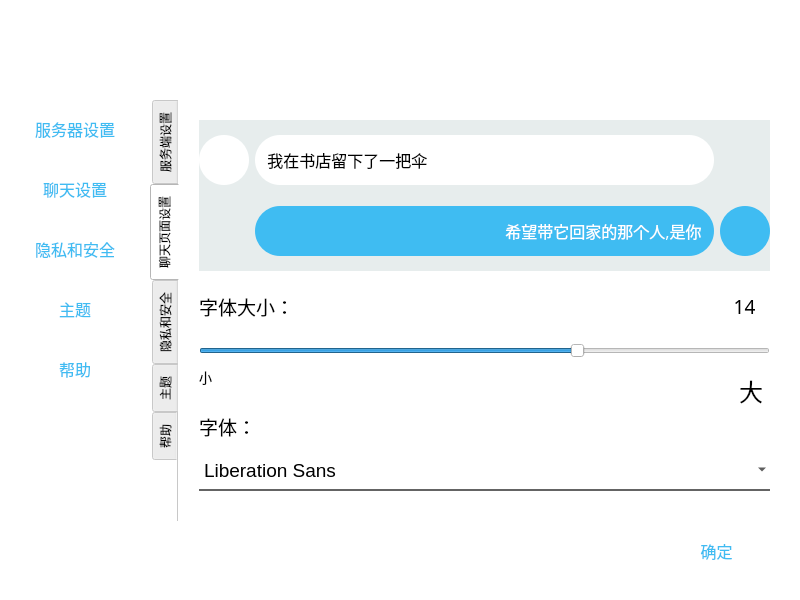
Old version of the form setting.ui in the repository StarInitial/SChat_Qt_Client.
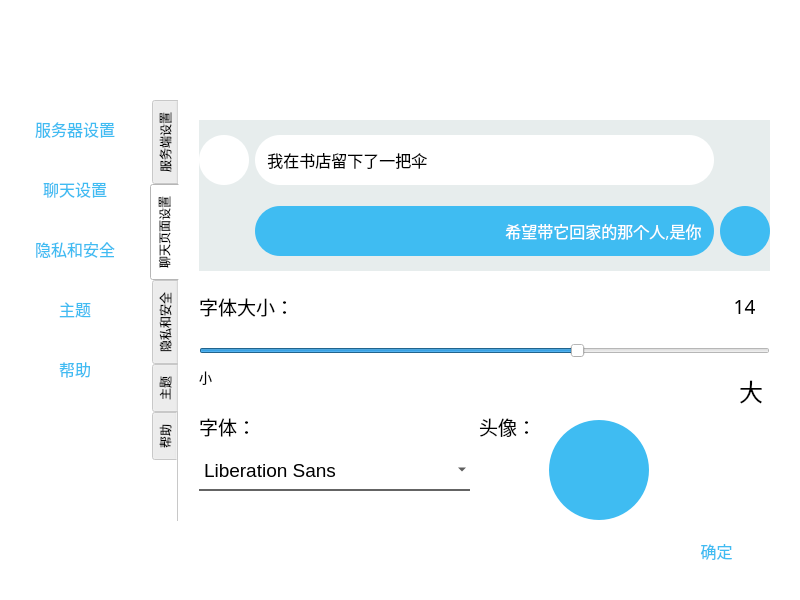
New version of the form. The open tabs and pages were chosen to show the change. Icons and pictures are not drawn.

```diff
--- a/setting.ui
+++ b/setting.ui
@@ -778,7 +778,7 @@
       <rect>
        <x>20</x>
        <y>350</y>
-       <width>571</width>
+       <width>271</width>
        <height>41</height>
       </rect>
      </property>
@@ -810,6 +810,54 @@
       <string>微软雅黑</string>
      </property>
     </widget>
+    <widget class="QLabel" name="label_20">
+     <property name="geometry">
+      <rect>
+       <x>300</x>
+       <y>310</y>
+       <width>120</width>
+       <height>33</height>
+      </rect>
+     </property>
+     <property name="maximumSize">
+      <size>
+       <width>120</width>
+       <height>16777215</height>
+      </size>
+     </property>
+     <property name="font">
+      <font>
+       <family>Microsoft JhengHei</family>
+       <pointsize>14</pointsize>
+      </font>
+     </property>
+     <property name="text">
+      <string>头像：</string>
+     </property>
+    </widget>
+    <widget class="QLabel" name="avator">
+     <property name="geometry">
+      <rect>
+       <x>370</x>
+       <y>320</y>
+       <width>100</width>
+       <height>100</height>
+      </rect>
+     </property>
+     <property name="maximumSize">
+      <size>
+       <width>100</width>
+       <height>100</height>
+      </size>
+     </property>
+     <property name="styleSheet">
+      <string notr="true">border-radius: 50px;
+background-color: rgb(63, 188, 242);</string>
+     </property>
+     <property name="text">
+      <string/>
+     </property>
+    </widget>
    </widget>
    <widget class="QWidget" name="safe">
     <attribute name="title">
```
Left out of the diff: 2 changed lines with no effect on the pictures.
